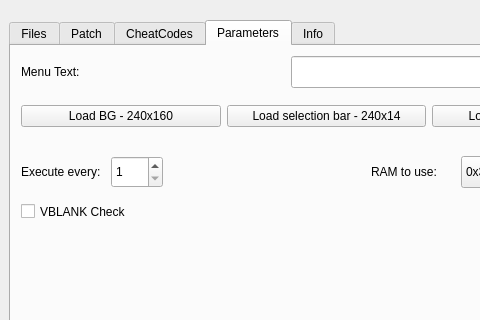
Mte90/GBAATM-Rebirth, file mainwindow.ui: the form before one commit; both pictures show x 0 to 480 and y 0 to 320 of the 661 by 803 pixel window.
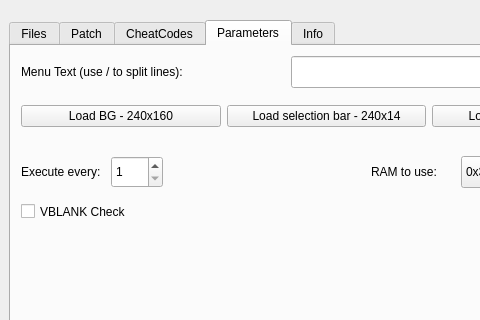
The form after the commit. The open tabs and pages were chosen to show the change.

Diff of the .ui file:
```diff
--- a/mainwindow.ui
+++ b/mainwindow.ui
@@ -365,7 +365,7 @@
           </rect>
          </property>
          <property name="text">
-          <string>Menu Text:</string>
+          <string>Menu Text (use / to split lines):</string>
          </property>
         </widget>
         <widget class="QLabel" name="label_8">
```
Left out of the diff: 10 changed lines with no effect on the pictures.
